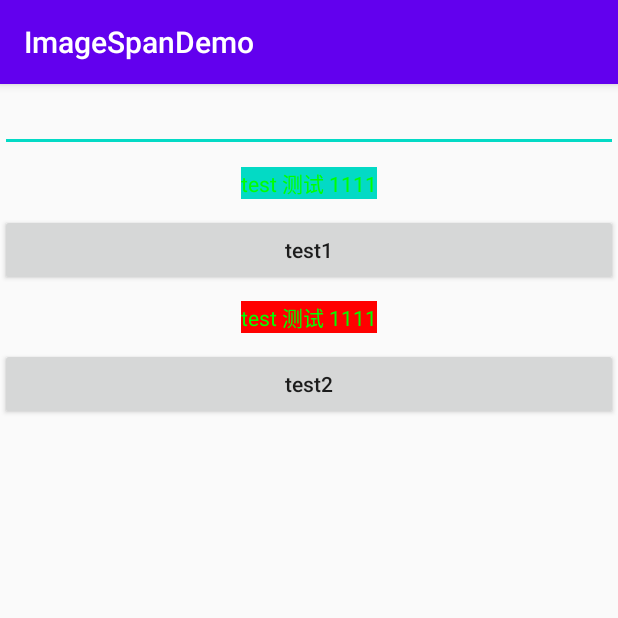
After one commit to wjianchen13/ImageSpanDemo, an Android app: the ImageSpanActivity screen opened directly, with no data from a screen before it, on a phone screen of 412 x 824 dp, the top half of it. The commit adds this screen. Run offline under Robolectric (Android 15) with nearby library versions, the phone set to English and light mode, and no system bars.

Commit message:
添加粉丝团徽章实现

```diff
--- a/app/src/main/AndroidManifest.xml
+++ b/app/src/main/AndroidManifest.xml
@@ -20,6 +20,7 @@
         <activity android:name=".FansBadgeActivity" />
         <activity android:name=".FansBadgeActivity1" />
         <activity android:name=".PkBadgeActivity" />
+        <activity android:name=".fans.ImageSpanActivity" />
     </application>
 
 </manifest>
--- a/app/src/main/java/com/example/imagespandemo/MainActivity.java
+++ b/app/src/main/java/com/example/imagespandemo/MainActivity.java
@@ -5,6 +5,8 @@ import android.os.Bundle;
 import android.view.View;
 
 import androidx.appcompat.app.AppCompatActivity;
+
+import com.example.imagespandemo.fans.ImageSpanActivity;
 
 public class MainActivity extends AppCompatActivity {
 
@@ -31,4 +33,8 @@ public class MainActivity extends AppCompatActivity {
         it.setClass(this, PkBadgeActivity.class);
         startActivity(it);
     }
+
+    public void onTest4(View v) {
+        startActivity(new Intent(this, ImageSpanActivity.class));
+    }
 }
--- /dev/null
+++ b/app/src/main/java/com/example/imagespandemo/fans/ImageSpanActivity.java
@@ -0,0 +1,64 @@
+package com.example.imagespandemo.fans;
+
+import android.os.Bundle;
+import android.text.SpannableString;
+import android.view.View;
+import android.widget.EditText;
+import android.widget.TextView;
+
+import androidx.appcompat.app.AppCompatActivity;
+
+import com.example.imagespandemo.R;
+import com.example.imagespandemo.utils.ScreenUtils;
+import com.example.imagespandemo.utils.SpanUtils;
+
+/**
+ * ImageSpan 测试
+ * 测试字符串含有系统表情时，部分能显示的手机，粉丝团徽章内容往下移动的问题
+ * 只需要修正KiwiiFansBadgeImageSpan
+ *         ty = (height + bounds.height()) / 2 - ScreenUtils.dip2px(3f);
+ * ScreenUtils.dip2px 里面的值就可以了，原来是1.2f
+ */
+public class ImageSpanActivity extends AppCompatActivity {
+
+    private EditText edtvTest;
+    private TextView tvTest;
+    private TextView tvTest1;
+
+    @Override
+    protected void onCreate(Bundle savedInstanceState) {
+        super.onCreate(savedInstanceState);
+        setContentView(R.layout.activity_imagespan);
+        edtvTest = findViewById(R.id.edtv_test);
+        tvTest = findViewById(R.id.tv_test);
+        tvTest1 = findViewById(R.id.tv_test1);
+    }
+
+    /**
+     * ImageSpan 测试
+     * @param v
+     */
+    public void onTest1(View v) {
+        SpannableString fansImageSpan = SpanUtils.getFansBadgeImageSpan(this
+                , "1"
+                , edtvTest.getText().toString()
+                , ScreenUtils.dip2px(this, ScreenUtils.INTER_IMG_CHAT_NORMAL_HEIGHT), ScreenUtils.KIWII_ALIGN_CENTER);
+        tvTest.setText(fansImageSpan);
+    }
+
+    /**
+     * ImageSpan 测试
+     * @param v
+     */
+    public void onTest2(View v) {
+        SpannableString fansImageSpan = SpanUtils.getTestImageSpan(this
+                , "1"
+                , edtvTest.getText().toString()
+                , ScreenUtils.dip2px(this, ScreenUtils.INTER_IMG_CHAT_NORMAL_HEIGHT), ScreenUtils.KIWII_ALIGN_CENTER);
+        tvTest1.setText(fansImageSpan);
+        System.out.println("=================> TextView width: " + tvTest1.getWidth() + "   height: " + tvTest1.getHeight());
+
+    }
+
+
+}
--- /dev/null
+++ b/app/src/main/res/layout/activity_imagespan.xml
@@ -0,0 +1,67 @@
+<?xml version="1.0" encoding="utf-8"?>
+<androidx.constraintlayout.widget.ConstraintLayout xmlns:android="http://schemas.android.com/apk/res/android"
+    xmlns:app="http://schemas.android.com/apk/res-auto"
+    xmlns:tools="http://schemas.android.com/tools"
+    android:layout_width="match_parent"
+    android:layout_height="match_parent"
+    tools:context=".MainActivity">
+
+    <EditText
+        android:id="@+id/edtv_test"
+        android:layout_width="match_parent"
+        android:layout_height="wrap_content"
+        app:layout_constraintLeft_toLeftOf="parent"
+        app:layout_constraintRight_toRightOf="parent"
+        app:layout_constraintTop_toTopOf="parent" />
+
+    <TextView
+        android:id="@+id/tv_test"
+        android:layout_width="wrap_content"
+        android:layout_height="wrap_content"
+        android:layout_marginTop="10dp"
+        android:layout_marginBottom="10dp"
+        android:background="@color/colorAccent"
+        android:textColor="#ff00ff00"
+        android:text="test 测试 1111"
+        app:layout_constraintLeft_toLeftOf="parent"
+        app:layout_constraintRight_toRightOf="parent"
+        app:layout_constraintTop_toBottomOf="@id/edtv_test" />
+
+    <Button
+        android:id="@+id/btn_test1"
+        android:layout_width="match_parent"
+        android:layout_height="wrap_content"
+        android:layout_marginTop="10dp"
+        android:text="test1"
+        android:textAllCaps="false"
+        android:onClick="onTest1"
+        app:layout_constraintLeft_toLeftOf="parent"
+        app:layout_constraintRight_toRightOf="parent"
+        app:layout_constraintTop_toBottomOf="@id/tv_test" />
+
+    <TextView
+        android:id="@+id/tv_test1"
+        android:layout_width="wrap_content"
+        android:layout_height="wrap_content"
+        android:layout_marginTop="10dp"
+        android:layout_marginBottom="10dp"
+        android:textColor="#ff00ff00"
+        android:background="#ff0000"
+        android:text="test 测试 1111"
+        app:layout_constraintLeft_toLeftOf="parent"
+        app:layout_constraintRight_toRightOf="parent"
+        app:layout_constraintTop_toBottomOf="@id/btn_test1" />
+
+    <Button
+        android:id="@+id/btn_test2"
+        android:layout_width="match_parent"
+        android:layout_height="wrap_content"
+        android:layout_marginTop="10dp"
+        android:text="test2"
+        android:textAllCaps="false"
+        android:onClick="onTest2"
+        app:layout_constraintLeft_toLeftOf="parent"
+        app:layout_constraintRight_toRightOf="parent"
+        app:layout_constraintTop_toBottomOf="@id/tv_test1" />
+
+</androidx.constraintlayout.widget.ConstraintLayout>
```
Also changed, not shown: app/src/main/java/com/example/imagespandemo/fans/KiwiiFansBadgeImageSpan.java (added, +165 -0 lines), app/src/main/java/com/example/imagespandemo/fans/TestFansBadgeImageSpan.java (added, +249 -0 lines), app/src/main/java/com/example/imagespandemo/utils/ScreenUtils.java (+8 -0 lines), app/src/main/java/com/example/imagespandemo/utils/SpanUtils.java (+31 -0 lines), app/src/main/res/layout/activity_main.xml (+9 -0 lines), app/src/main/res/drawable-xhdpi/bg_fans_group_badge.9.png (added).
